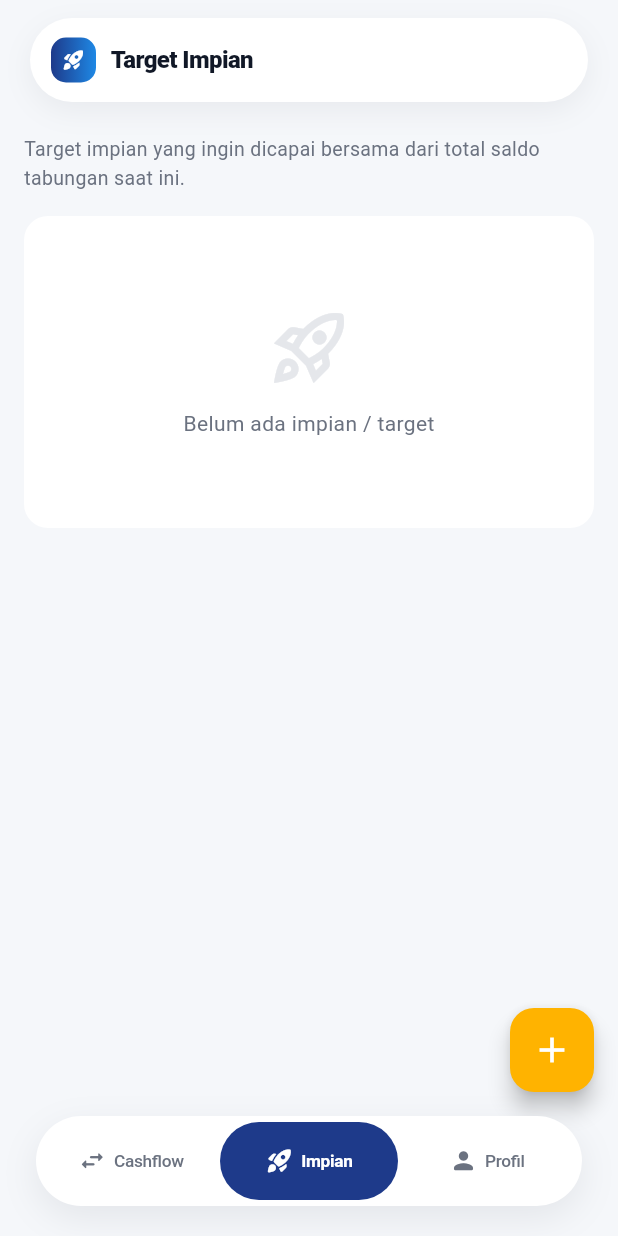
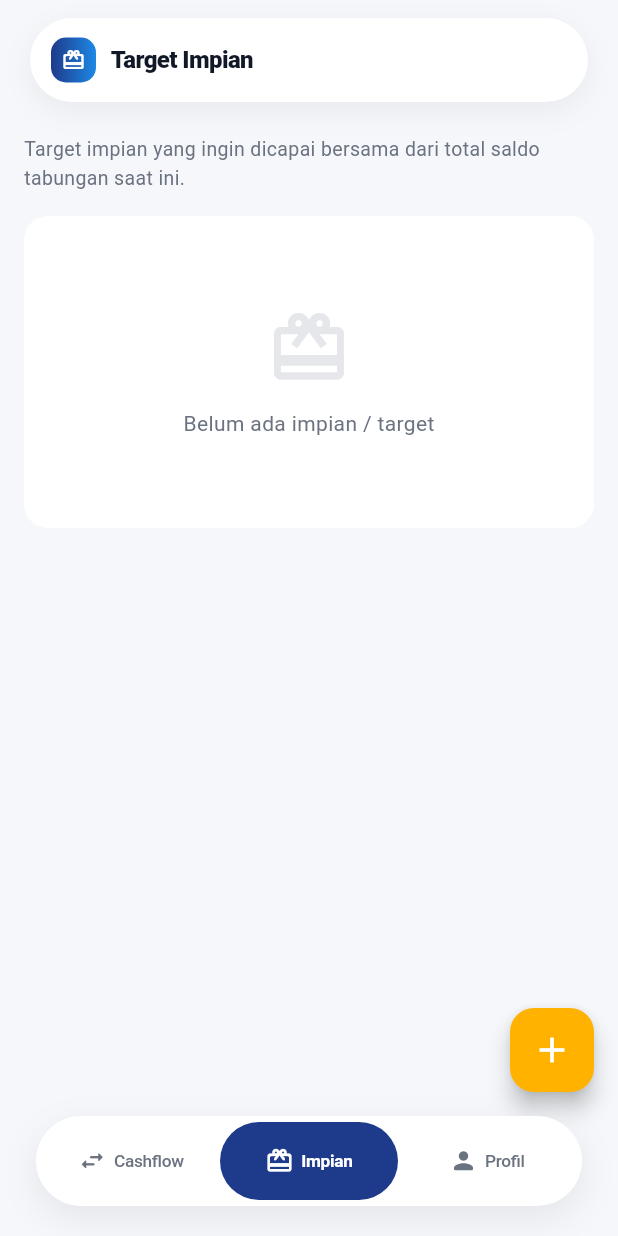
Before and after one commit to ardhikaxx/mysaku-app, a Flutter app: the screen it shows once a user with an empty profile is signed in, item 2 of the bottom bar chosen, on a phone screen of 412 x 824 dp. Run offline on Flutter 3.47's test engine with Material 3 defaults, Android fonts, the phone set to English and light mode, and no system bars; our stand-ins replace cloud_firestore, firebase_auth, firebase_core, flutter_riverpod, go_router, google_sign_in and 1 more; accounts and stored records are empty; network calls fail.

Commit message:
style: ganti seluruh ikon impian menjadi ikon kotak hadiah / box gift (card_giftcard) termasuk pada bottom nav bar

```diff
--- a/lib/presentation/dreams/add_dream_screen.dart
+++ b/lib/presentation/dreams/add_dream_screen.dart
@@ -190,7 +190,7 @@ class _AddDreamScreenState extends ConsumerState<AddDreamScreen> {
                               color: AppColors.accentAmber.withValues(alpha: 0.1),
                               borderRadius: BorderRadius.circular(12),
                             ),
-                            child: const Icon(Icons.rocket_launch_rounded,
+                            child: const Icon(Icons.card_giftcard_rounded,
                                 color: AppColors.accentAmber, size: 22),
                           ),
                           const SizedBox(width: 16),
--- a/lib/presentation/dreams/dream_detail_screen.dart
+++ b/lib/presentation/dreams/dream_detail_screen.dart
@@ -94,7 +94,7 @@ class DreamDetailScreen extends ConsumerWidget {
                     child: Icon(
                       isAchieved
                           ? Icons.emoji_events_rounded
-                          : Icons.rocket_launch_rounded,
+                          : Icons.card_giftcard_rounded,
                       color: isAchieved
                           ? const Color(0xFF34D399)
                           : const Color(0xFFFBBF24),
--- a/lib/presentation/dreams/dreams_screen.dart
+++ b/lib/presentation/dreams/dreams_screen.dart
@@ -23,7 +23,7 @@ class DreamsScreen extends ConsumerWidget {
       backgroundColor: AppColors.backgroundLight,
       appBar: const FloatingCapsuleAppBar(
         title: AppStrings.dreamsTitle,
-        leadingIcon: Icons.rocket_launch_rounded,
+        leadingIcon: Icons.card_giftcard_rounded,
       ),
       body: SingleChildScrollView(
         padding: const EdgeInsets.fromLTRB(16, 16, 16, 160),
@@ -46,7 +46,7 @@ class DreamsScreen extends ConsumerWidget {
                         borderRadius: BorderRadius.circular(16)),
                     child: const Column(
                       children: [
-                        Icon(Icons.rocket_launch_outlined,
+                        Icon(Icons.card_giftcard_outlined,
                             size: 56, color: AppColors.divider),
                         SizedBox(height: 12),
                         Text('Belum ada impian / target',
--- a/lib/presentation/dreams/edit_dream_screen.dart
+++ b/lib/presentation/dreams/edit_dream_screen.dart
@@ -323,7 +323,7 @@ class _EditDreamScreenState extends ConsumerState<EditDreamScreen> {
                               color: AppColors.accentAmber.withValues(alpha: 0.1),
                               borderRadius: BorderRadius.circular(12),
                             ),
-                            child: const Icon(Icons.rocket_launch_rounded,
+                            child: const Icon(Icons.card_giftcard_rounded,
                                 color: AppColors.accentAmber, size: 22),
                           ),
                           const SizedBox(width: 16),
--- a/lib/presentation/dreams/widgets/dream_card.dart
+++ b/lib/presentation/dreams/widgets/dream_card.dart
@@ -87,7 +87,7 @@ class DreamCard extends ConsumerWidget {
                       child: Icon(
                         isAchieved
                             ? Icons.emoji_events_rounded
-                            : Icons.rocket_launch_rounded,
+                            : Icons.card_giftcard_rounded,
                         color: Colors.white,
                         size: 26,
                       ),
--- a/lib/presentation/home/widgets/bottom_nav_bar.dart
+++ b/lib/presentation/home/widgets/bottom_nav_bar.dart
@@ -31,7 +31,7 @@ class BottomNavBar extends StatelessWidget {
         child: Row(
           children: [
             _buildNavItem(0, Icons.swap_horiz_rounded, 'Cashflow'),
-            _buildNavItem(1, Icons.rocket_launch_rounded, 'Impian'),
+            _buildNavItem(1, Icons.card_giftcard_rounded, 'Impian'),
             _buildNavItem(2, Icons.person_rounded, 'Profil'),
           ],
         ),
--- a/lib/presentation/onboarding/onboarding_screen.dart
+++ b/lib/presentation/onboarding/onboarding_screen.dart
@@ -43,7 +43,7 @@ class _OnboardingScreenState extends ConsumerState<OnboardingScreen> {
           'Geser kanan pada transaksi untuk mengeditnya. Ubah nama, jumlah, atau kategori sesuai kebutuhan.',
     ),
     OnboardingPageData(
-      icon: Icons.rocket_launch_outlined,
+      icon: Icons.card_giftcard_outlined,
       iconColor: const Color(0xFFD97706),
       title: 'Tambah Impian',
       description:
```
